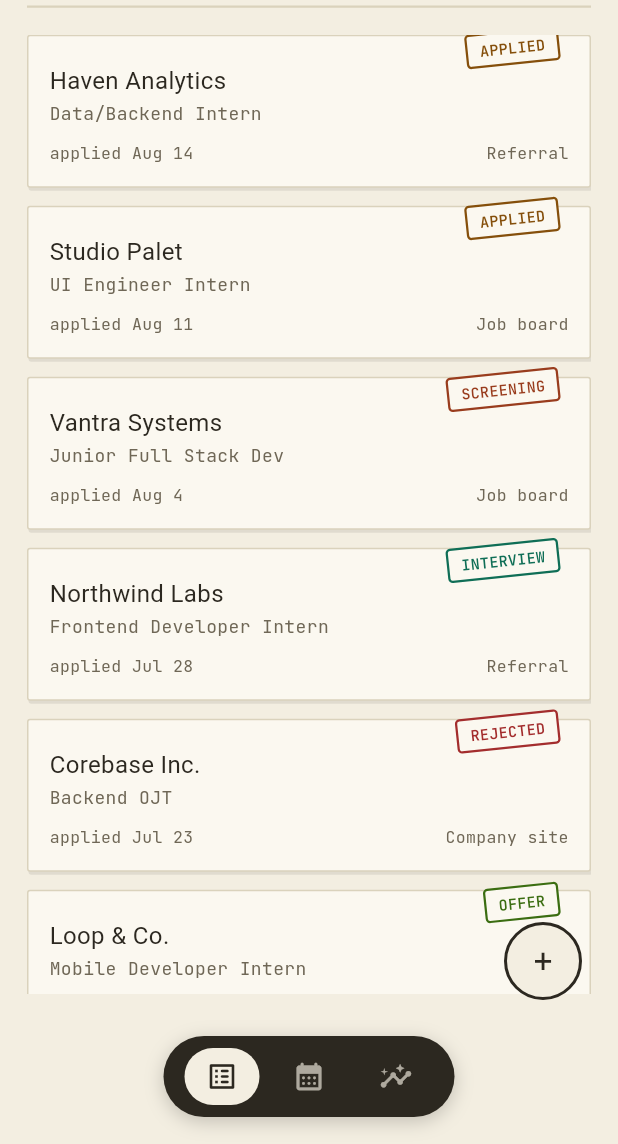
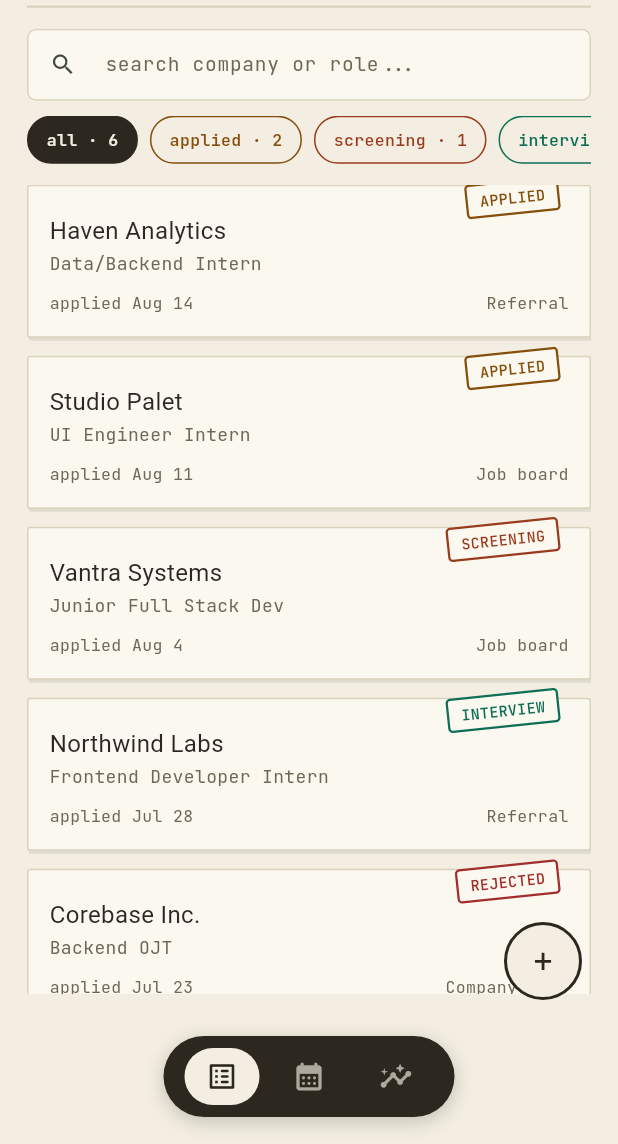
Before and after one commit to zii4h/Jova, a Flutter app: the screen it shows after launch, on a phone screen of 412 x 824 dp, the part 92-1236 px from its top. Run offline on Flutter 3.47's test engine with Material 3 defaults, Android fonts, the phone set to English and light mode, and no system bars; our stand-ins replace google_fonts.

Commit message:
Beige-Detective UI option

```diff
--- a/lib/screens/dashboard_screen.dart
+++ b/lib/screens/dashboard_screen.dart
@@ -3,22 +3,48 @@ import '../models/application.dart';
 import '../theme/field_log_theme.dart';
 import '../widgets/index_card.dart';
 import '../widgets/application_form_sheet.dart';
+import '../widgets/status_filter_chips.dart';
 
-class DashboardScreen extends StatelessWidget {
+class DashboardScreen extends StatefulWidget {
   final List<JobApplication> applications;
   final void Function(JobApplication) onAdd;
   final void Function(JobApplication) onUpdate;
+  final void Function(String id) onDelete;
 
   const DashboardScreen({
     super.key,
     required this.applications,
     required this.onAdd,
     required this.onUpdate,
+    required this.onDelete,
   });
 
   @override
+  State<DashboardScreen> createState() => _DashboardScreenState();
+}
+
+class _DashboardScreenState extends State<DashboardScreen> {
+  ApplicationStatus? _filter;
+  String _query = '';
+
+  @override
   Widget build(BuildContext context) {
-    final sorted = [...applications]..sort((a, b) => b.appliedDate.compareTo(a.appliedDate));
+    final counts = <ApplicationStatus, int>{
+      for (final s in ApplicationStatus.values)
+        s: widget.applications.where((a) => a.status == s).length,
+    };
+
+    var visible = widget.applications;
+    if (_filter != null) {
+      visible = visible.where((a) => a.status == _filter).toList();
+    }
+    if (_query.trim().isNotEmpty) {
+      final q = _query.trim().toLowerCase();
+      visible = visible
+          .where((a) => a.company.toLowerCase().contains(q) || a.role.toLowerCase().contains(q))
+          .toList();
+    }
+    final sorted = [...visible]..sort((a, b) => b.appliedDate.compareTo(a.appliedDate));
 
     return SafeArea(
       child: Padding(
@@ -31,17 +57,50 @@ class DashboardScreen extends StatelessWidget {
               crossAxisAlignment: CrossAxisAlignment.end,
               children: [
                 Text('Jecord', style: FieldLog.display(size: 26)),
-                Text('log no. ${sorted.length.toString().padLeft(3, '0')}',
+                Text('log no. ${widget.applications.length.toString().padLeft(3, '0')}',
                     style: FieldLog.mono(size: 11)),
               ],
             ),
             const SizedBox(height: 4),
             Container(height: 1.5, color: FieldLog.border),
-            const SizedBox(height: 18),
+            const SizedBox(height: 14),
+            TextField(
+              onChanged: (v) => setState(() => _query = v),
+              style: FieldLog.mono(size: 13),
+              decoration: InputDecoration(
+                hintText: 'search company or role...',
+                hintStyle: FieldLog.mono(size: 13, color: FieldLog.textSecondary),
+                isDense: true,
+                filled: true,
+                fillColor: FieldLog.surfaceCard,
+                prefixIcon: const Icon(Icons.search, size: 18),
+                contentPadding: const EdgeInsets.symmetric(vertical: 12),
+                border: OutlineInputBorder(
+                  borderRadius: BorderRadius.circular(FieldLog.radiusControl),
+                  borderSide: BorderSide(color: FieldLog.border),
+                ),
+                enabledBorder: OutlineInputBorder(
+                  borderRadius: BorderRadius.circular(FieldLog.radiusControl),
+                  borderSide: BorderSide(color: FieldLog.border),
+                ),
+              ),
+            ),
+            const SizedBox(height: 10),
+            StatusFilterChips(
+              selected: _filter,
+              counts: counts,
+              onSelect: (s) => setState(() => _filter = s),
+            ),
+            const SizedBox(height: 14),
             Expanded(
               child: sorted.isEmpty
                   ? Center(
-                      child: Text('no applications logged yet', style: FieldLog.mono(size: 12)),
+                      child: Text(
+                        widget.applications.isEmpty
+                            ? 'no applications logged yet'
+                            : 'nothing matches that filter',
+                        style: FieldLog.mono(size: 12),
+                      ),
                     )
                   : ListView.builder(
                       itemCount: sorted.length,
@@ -52,8 +111,9 @@ class DashboardScreen extends StatelessWidget {
                           onTap: () => showApplicationFormSheet(
                             context,
                             existing: app,
-                            onSave: onUpdate,
+                            onSave: widget.onUpdate,
                           ),
+                          onDelete: () => widget.onDelete(app.id),
                         );
                       },
                     ),
--- a/lib/widgets/index_card.dart
+++ b/lib/widgets/index_card.dart
@@ -6,8 +6,9 @@ import 'status_stamp.dart';
 class IndexCard extends StatelessWidget {
   final JobApplication application;
   final VoidCallback? onTap;
+  final VoidCallback? onDelete;
 
-  const IndexCard({super.key, required this.application, this.onTap});
+  const IndexCard({super.key, required this.application, this.onTap, this.onDelete});
 
   String _formatDate(DateTime d) {
     const months = ['Jan', 'Feb', 'Mar', 'Apr', 'May', 'Jun', 'Jul', 'Aug', 'Sep', 'Oct', 'Nov', 'Dec'];
@@ -16,7 +17,7 @@ class IndexCard extends StatelessWidget {
 
   @override
   Widget build(BuildContext context) {
-    return InkWell(
+    final card = InkWell(
       onTap: onTap,
       borderRadius: BorderRadius.circular(FieldLog.radiusCard),
       child: Container(
@@ -59,5 +60,54 @@ class IndexCard extends StatelessWidget {
         ),
       ),
     );
+
+    if (onDelete == null) return card;
+
+    // Dev note:
+    // Swipe-to-discard. confirmDismiss gates it behind a dialog since this
+    // is destructive and there's no undo yet — no snackbar-with-undo to
+    // wire up until state is backed by something more durable than the
+    // in-memory list.
+    return Dismissible(
+      key: ValueKey(application.id),
+      direction: DismissDirection.endToStart,
+      confirmDismiss: (_) => _confirmDelete(context),
+      onDismissed: (_) => onDelete!.call(),
+      background: const SizedBox.shrink(),
+      secondaryBackground: Container(
+        margin: const EdgeInsets.only(bottom: FieldLog.space12),
+        padding: const EdgeInsets.symmetric(horizontal: 20),
+        alignment: Alignment.centerRight,
+        decoration: BoxDecoration(
+          color: FieldLog.stageRejected,
+          borderRadius: BorderRadius.circular(FieldLog.radiusCard),
+        ),
+        child: Text('discard', style: FieldLog.mono(size: 12, color: FieldLog.bgPage, weight: FontWeight.w600)),
+      ),
+      child: card,
+    );
+  }
+
+  Future<bool> _confirmDelete(BuildContext context) async {
+    final result = await showDialog<bool>(
+      context: context,
+      builder: (ctx) => AlertDialog(
+        backgroundColor: FieldLog.surfaceCard,
+        title: Text('discard entry?', style: FieldLog.display(size: 16)),
+        content: Text('this removes ${application.company} from the log for good.',
+            style: FieldLog.body(size: 13)),
+        actions: [
+          TextButton(
+            onPressed: () => Navigator.pop(ctx, false),
+            child: Text('keep', style: FieldLog.mono(size: 12)),
+          ),
+          TextButton(
+            onPressed: () => Navigator.pop(ctx, true),
+            child: Text('discard', style: FieldLog.mono(size: 12, color: FieldLog.stageRejected)),
+          ),
+        ],
+      ),
+    );
+    return result ?? false;
   }
 }
--- /dev/null
+++ b/lib/widgets/status_filter_chips.dart
@@ -0,0 +1,84 @@
+import 'package:flutter/material.dart';
+import '../models/application.dart';
+import '../theme/field_log_theme.dart';
+
+/// Dev note:
+/// Horizontal row of stage filter chips for the dashboard. `null` in
+/// [selected] means "all stages". Kept separate from StatusStamp since
+/// this reads as a tab control, not a per-entry stamp.
+class StatusFilterChips extends StatelessWidget {
+  final ApplicationStatus? selected;
+  final ValueChanged<ApplicationStatus?> onSelect;
+  final Map<ApplicationStatus, int> counts;
+
+  const StatusFilterChips({
+    super.key,
+    required this.selected,
+    required this.onSelect,
+    required this.counts,
+  });
+
+  @override
+  Widget build(BuildContext context) {
+    final total = counts.values.fold(0, (a, b) => a + b);
+    final chips = <Widget>[
+      _Chip(label: 'all', count: total, active: selected == null, onTap: () => onSelect(null)),
+      for (final status in ApplicationStatus.values)
+        _Chip(
+          label: status.label.toLowerCase(),
+          count: counts[status] ?? 0,
+          active: selected == status,
+          color: status.color,
+          onTap: () => onSelect(status),
+        ),
+    ];
+
+    return SizedBox(
+      height: 32,
+      child: ListView.separated(
+        scrollDirection: Axis.horizontal,
+        itemCount: chips.length,
+        separatorBuilder: (_, __) => const SizedBox(width: 8),
+        itemBuilder: (_, i) => chips[i],
+      ),
+    );
+  }
+}
+
+class _Chip extends StatelessWidget {
+  final String label;
+  final int count;
+  final bool active;
+  final VoidCallback onTap;
+  final Color? color;
+
+  const _Chip({
+    required this.label,
+    required this.count,
+    required this.active,
+    required this.onTap,
+    this.color,
+  });
+
+  @override
+  Widget build(BuildContext context) {
+    final tint = color ?? FieldLog.textPrimary;
+    return InkWell(
+      onTap: onTap,
+      borderRadius: BorderRadius.circular(20),
+      child: Container(
+        padding: const EdgeInsets.symmetric(horizontal: 12, vertical: 6),
+        decoration: BoxDecoration(
+          color: active ? tint : Colors.transparent,
+          border: Border.all(color: tint),
+          borderRadius: BorderRadius.circular(20),
+        ),
+        alignment: Alignment.center,
+        child: Text(
+          '$label · $count',
+          style: FieldLog.mono(size: 11, color: active ? FieldLog.bgPage : tint, weight: FontWeight.w600),
+        ),
+      ),
+    );
+  }
+}
```
Also changed, not shown: lib/config/env.dart (added, +12 -0 lines), lib/main.dart (+7 -0 lines), lib/models/ai_insight.dart (added, +33 -0 lines), lib/screens/analytics_screen.dart (+8 -2 lines), lib/services/ai_insights_service.dart (added, +148 -0 lines), lib/widgets/field_memo_card.dart (added, +229 -0 lines), 9 other files.
